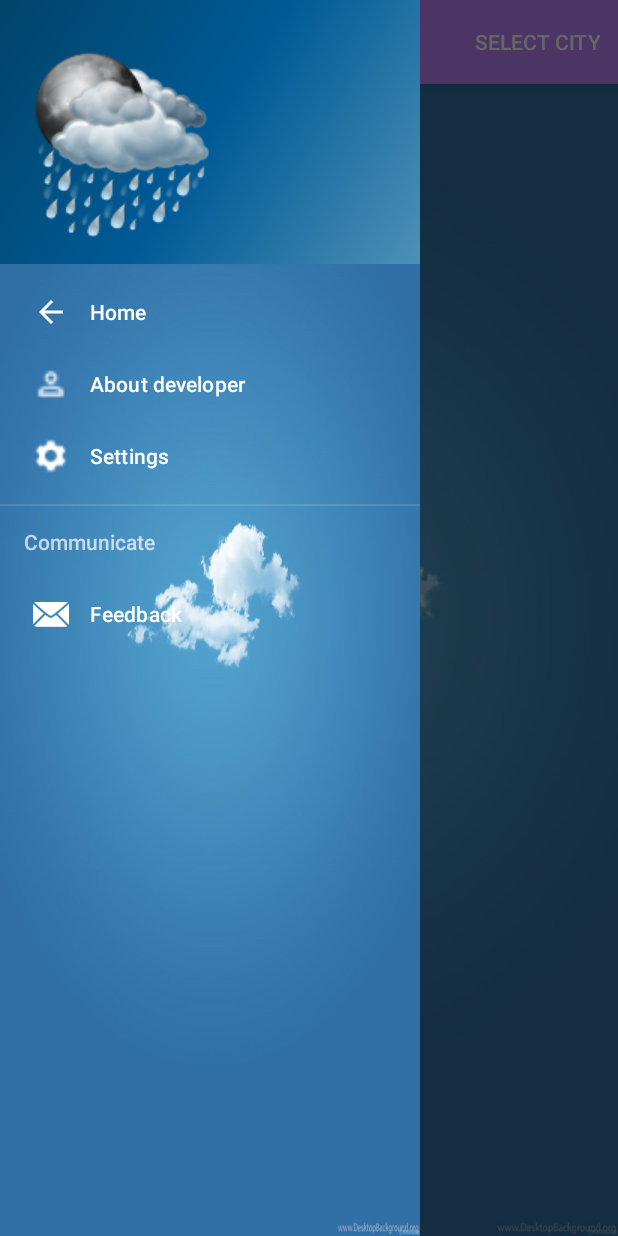
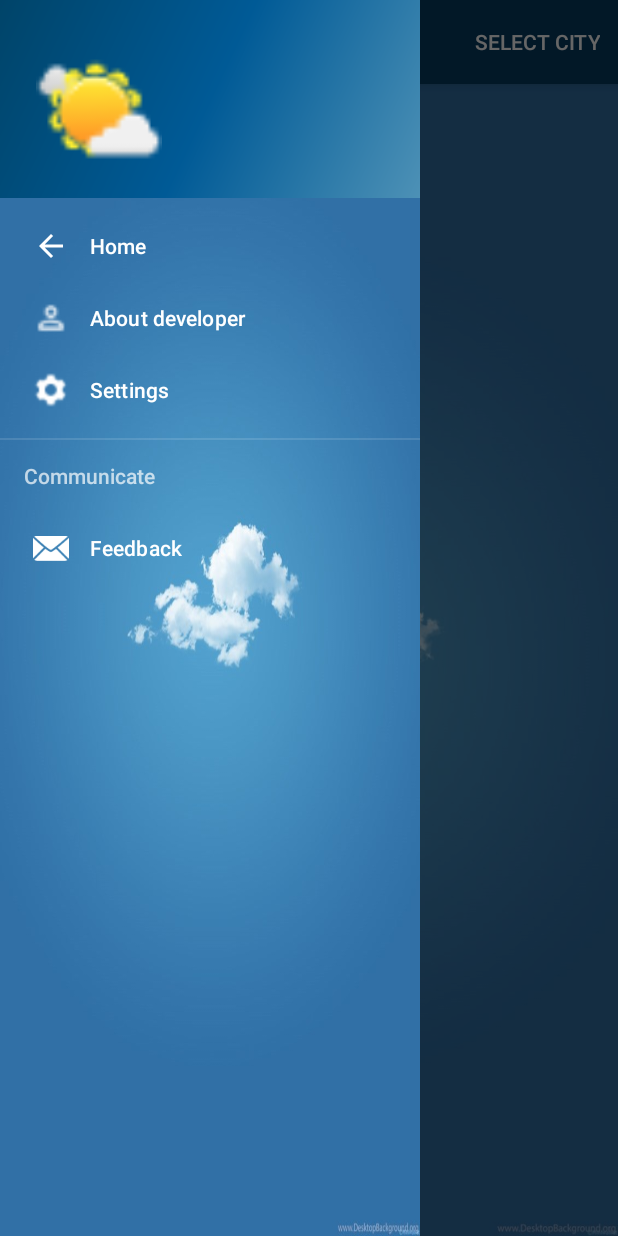
Before and after one commit to YashinSergey/WeatherApplication, an Android app: the screen it shows after launch (WeatherActivity), with the side drawer open, on a phone screen of 412 x 824 dp. Run offline under Robolectric (Android 15) with nearby library versions, the phone set to English and light mode, and no system bars; libraries missing offline, so code that uses them is left out: com.facebook.drawee; 2 statements that could not run were skipped.

Commit message:
Fixed problem with icons

```diff
--- a/app/src/main/AndroidManifest.xml
+++ b/app/src/main/AndroidManifest.xml
@@ -9,7 +9,7 @@
 
     <application
         android:allowBackup="true"
-        android:icon="@mipmap/ic_launcher"
+        android:icon="@mipmap/mostlysunny"
         android:label="@string/app_name"
         android:roundIcon="@mipmap/mostlysunny"
         android:supportsRtl="true"
--- a/app/src/main/res/layout/fragment_weather.xml
+++ b/app/src/main/res/layout/fragment_weather.xml
@@ -30,7 +30,7 @@
         android:layout_width="wrap_content"
         android:layout_height="wrap_content"
         android:layout_centerHorizontal="true"
-        android:layout_marginTop="@dimen/activity_vertical_margin"
+        android:layout_marginTop="@dimen/icon_margin_top"
         android:layout_below="@id/date_field"
         android:textAppearance="?android:attr/textAppearanceLarge"
         android:textSize="@dimen/icon_font_size"/>
--- a/app/src/main/res/layout/nav_header_main.xml
+++ b/app/src/main/res/layout/nav_header_main.xml
@@ -13,9 +13,9 @@
 
     <ImageView
         android:id="@+id/avatar_image"
-        android:layout_width="wrap_content"
-        android:layout_height="wrap_content"
+        android:layout_width="100dp"
+        android:layout_height="100dp"
         android:contentDescription="@string/navigation_header"
         android:paddingTop="@dimen/activity_vertical_margin"
-        app:srcCompat="@mipmap/rain" />
+        app:srcCompat="@mipmap/mostlysunny" />
 </LinearLayout>
--- a/app/src/main/res/values/dimens.xml
+++ b/app/src/main/res/values/dimens.xml
@@ -8,4 +8,5 @@
     <dimen name="updated_font_size">13sp</dimen>
     <dimen name="temperature_font_size">40sp</dimen>
     <dimen name="room_indicators_font_size">15sp</dimen>
+    <dimen name="icon_margin_top">50dp</dimen>
 </resources>
--- a/app/src/main/res/values/strings.xml
+++ b/app/src/main/res/values/strings.xml
@@ -6,14 +6,14 @@
     <string name="select_city_dialog">Select city</string>
 
 
-    <string name="weather_sunny"></string>
-    <string name="weather_clear_night"></string>
-    <string name="weather_foggy"></string>
-    <string name="weather_cloudy"></string>
-    <string name="weather_rainy"></string>
-    <string name="weather_snowy"></string>
-    <string name="weather_thunder"></string>
-    <string name="weather_drizzle"></string>
+    <string name="weather_sunny">&#xf00d;</string>
+    <string name="weather_clear_night">&#xf02e;</string>
+    <string name="weather_foggy">&#xf014;</string>
+    <string name="weather_cloudy">&#xf013;</string>
+    <string name="weather_rainy">&#xf019;</string>
+    <string name="weather_snowy">&#xf01b;</string>
+    <string name="weather_thunder">&#xf01e;</string>
+    <string name="weather_drizzle">&#xf01c;</string>
     <string name="place_not_found">Sorry, required place not found</string>
 
 
--- a/app/src/main/res/values/styles.xml
+++ b/app/src/main/res/values/styles.xml
@@ -3,12 +3,16 @@
     <!-- Base application theme. -->
     <style name="AppTheme" parent="Theme.MaterialComponents.Light.NoActionBar">
         <!-- Customize your theme here. -->
-        <item name="colorPrimary">@color/colorPrimary</item>
-        <item name="colorPrimaryDark">@color/colorPrimaryDark</item>
+        <item name="colorPrimary">#005A96</item>
+        <item name="colorPrimaryDark">#004469</item>
         <item name="colorAccent">@color/colorAccent</item>
     </style>
 
-    <style name="AppDarkTheme" parent="Theme.MaterialComponents.NoActionBar"/>
+    <style name="AppDarkTheme" parent="Theme.MaterialComponents.NoActionBar">
+        <item name="colorPrimary">#043B61</item>
+        <item name="colorPrimaryDark">#054466</item>
+        <item name="colorAccent">@color/colorAccent</item>
+    </style>
 
     <style name="AppTheme.AppBarOverlay" parent="ThemeOverlay.AppCompat.Dark.ActionBar" />
 
```
Also changed, not shown: app/src/main/java/com/example/weatherapplication/fragments/WeatherFragment.java (+6 -2 lines).
